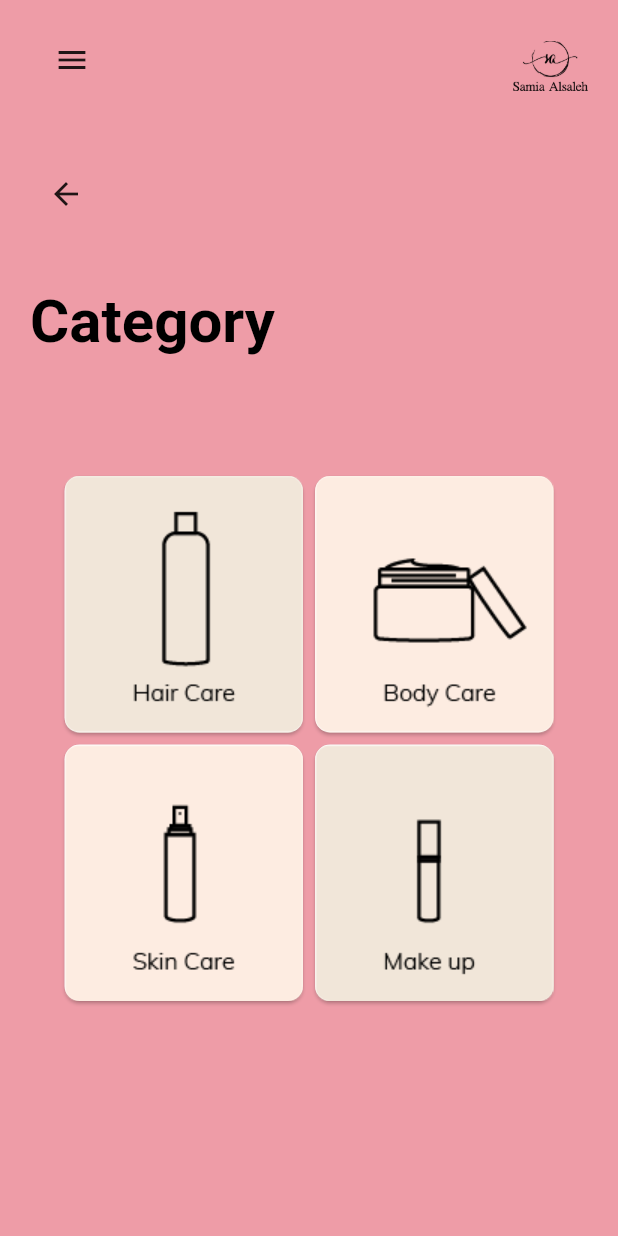
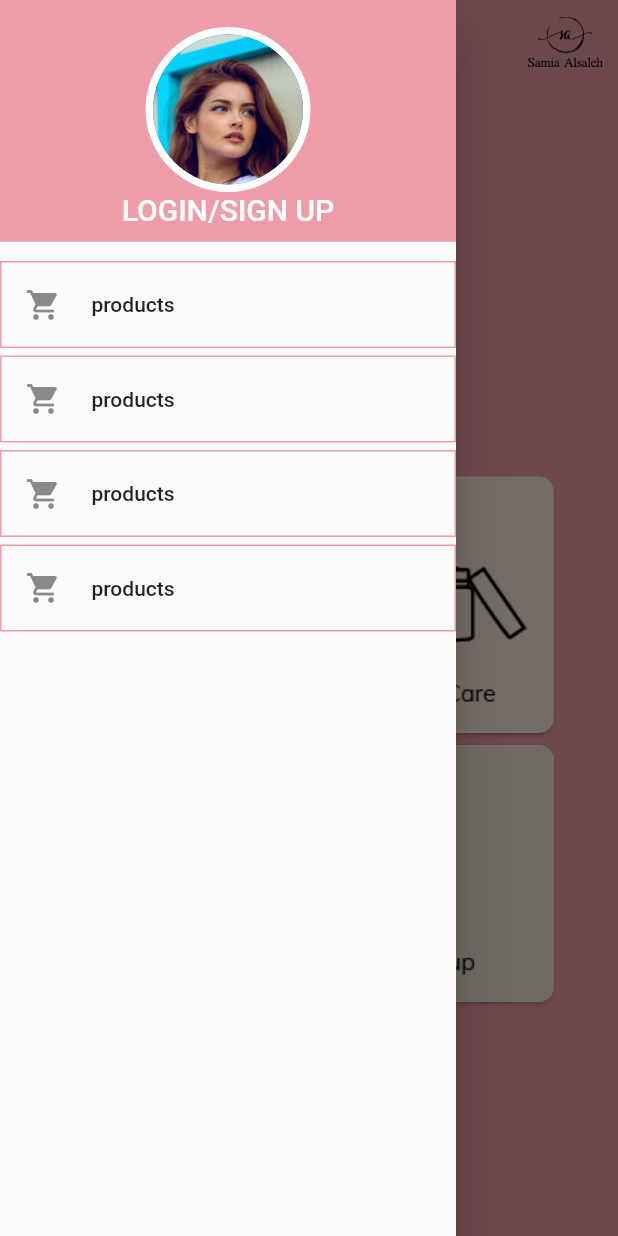
Before and after one commit to dihsarjr/SamihaEC, a Flutter app: the screen it shows after launch, with the side drawer open (before the commit the screen has no drawer), on a phone screen of 412 x 824 dp. Run offline on Flutter 3.47's test engine with Material 2 defaults, Android fonts, the phone set to English and light mode, and no system bars.

Commit message:
DrawerScreenOK

```diff
--- a/lib/widgets/category.dart
+++ b/lib/widgets/category.dart
@@ -1,5 +1,6 @@
 import 'package:flutter/cupertino.dart';
 import 'package:flutter/material.dart';
+import 'package:samiaalsaleh/widgets/drawer.dart';
 
 class Category extends StatelessWidget {
   @override
@@ -7,31 +8,27 @@ class Category extends StatelessWidget {
     return MaterialApp(
       home: SafeArea(
         child: Scaffold(
+          appBar: AppBar(
+            iconTheme: new IconThemeData(color: Colors.black),
+            backgroundColor: Color(0xFFee9ca7),
+            elevation: 0,
+            actions: <Widget>[
+              Container(
+                margin: EdgeInsets.only(right: 10),
+                child: Image.asset(
+                  'images/ab.png',
+                  width: 50,
+                ),
+              )
+            ],
+          ),
+          drawer: Drawers(),
           backgroundColor: Color(0xFFee9ca7),
           body: Container(
-            padding: EdgeInsets.all(20),
+            padding: EdgeInsets.all(5),
             child: Column(
               crossAxisAlignment: CrossAxisAlignment.start,
               children: <Widget>[
-                Container(
-                  child: Row(
-                    mainAxisAlignment: MainAxisAlignment.spaceBetween,
-                    children: <Widget>[
-                      IconButton(
-                          alignment: Alignment.topRight,
-                          icon: Icon(Icons.menu),
-                          //TODO DRAWER MENU BUTTON
-                          onPressed: () {
-                            print('drawer menu prassed');
-                          }),
-                      Image.asset(
-                        'images/ab.png',
-                        width: 50,
-                        alignment: Alignment.topLeft,
-                      )
-                    ],
-                  ),
-                ),
                 Expanded(
                   flex: 1,
                   child: Container(
@@ -46,6 +43,7 @@ class Category extends StatelessWidget {
                 Expanded(
                   flex: 1,
                   child: Container(
+                    margin: EdgeInsets.all(10),
                     child: Text(
                       'Category',
                       style: TextStyle(
--- /dev/null
+++ b/lib/widgets/drawer.dart
@@ -0,0 +1,120 @@
+import 'package:flutter/material.dart';
+
+class Drawers extends StatelessWidget {
+  @override
+  Widget build(BuildContext context) {
+    return Drawer(
+      child: ListView(
+        padding: EdgeInsets.zero,
+        children: [
+          DrawerHeader(
+            decoration: BoxDecoration(color: Color(0xFFee9ca7)),
+            child: Center(
+                child: Column(
+              crossAxisAlignment: CrossAxisAlignment.center,
+              mainAxisAlignment: MainAxisAlignment.center,
+              children: <Widget>[
+                CircleAvatar(
+                  radius: 55,
+                  backgroundColor: Colors.white,
+                  child: CircleAvatar(
+                    radius: 50,
+                    backgroundImage: AssetImage('images/girl.jpg'),
+                  ),
+                ),
+                Text(
+                  "LOGIN/SIGN UP",
+                  style: TextStyle(fontSize: 20, color: Colors.white),
+                ),
+              ],
+            )),
+          ),
+          Container(
+            margin: EdgeInsets.only(top: 5),
+            decoration: BoxDecoration(
+              border: Border.all(color: Color(0xFFee9ca7), width: 1),
+            ),
+            child: ListTile(
+              title: Row(
+                children: <Widget>[
+                  Icon(
+                    Icons.shopping_cart,
+                  ),
+                  Container(
+                    margin: EdgeInsets.only(left: 20),
+                    child: Text(
+                      "products",
+                    ),
+                  ),
+                ],
+              ),
+            ),
+          ),
+          Container(
+            margin: EdgeInsets.only(top: 5),
+            decoration: BoxDecoration(
+              border: Border.all(color: Color(0xFFee9ca7), width: 1),
+            ),
+            child: ListTile(
+              title: Row(
+                children: <Widget>[
+                  Icon(
+                    Icons.shopping_cart,
+                  ),
+                  Container(
+                    margin: EdgeInsets.only(left: 20),
+                    child: Text(
+                      "products",
+                    ),
+                  ),
+                ],
+              ),
+            ),
+          ),
+          Container(
+            margin: EdgeInsets.only(top: 5),
+            decoration: BoxDecoration(
+              border: Border.all(color: Color(0xFFee9ca7), width: 1),
+            ),
+            child: ListTile(
+              title: Row(
+                children: <Widget>[
+                  Icon(
+                    Icons.shopping_cart,
+                  ),
+                  Container(
+                    margin: EdgeInsets.only(left: 20),
+                    child: Text(
+                      "products",
+                    ),
+                  ),
+                ],
+              ),
+            ),
+          ),
+          Container(
+            margin: EdgeInsets.only(top: 5),
+            decoration: BoxDecoration(
+              border: Border.all(color: Color(0xFFee9ca7), width: 1),
+            ),
+            child: ListTile(
+              title: Row(
+                children: <Widget>[
+                  Icon(
+                    Icons.shopping_cart,
+                  ),
+                  Container(
+                    margin: EdgeInsets.only(left: 20),
+                    child: Text(
+                      "products",
+                    ),
+                  ),
+                ],
+              ),
+            ),
+          ),
+        ],
+      ),
+    );
+  }
+}
--- a/pubspec.yaml
+++ b/pubspec.yaml
@@ -53,6 +53,7 @@ flutter:
      - images/HairCare.png
      - images/MakeUp.png
      - images/SkinCare.png
+     - images/girl.jpg
   #   - images/a_dot_ham.jpeg
 
   # An image asset can refer to one or more resolution-specific "variants", see
```
Also changed, not shown: images/girl.jpg (added).
